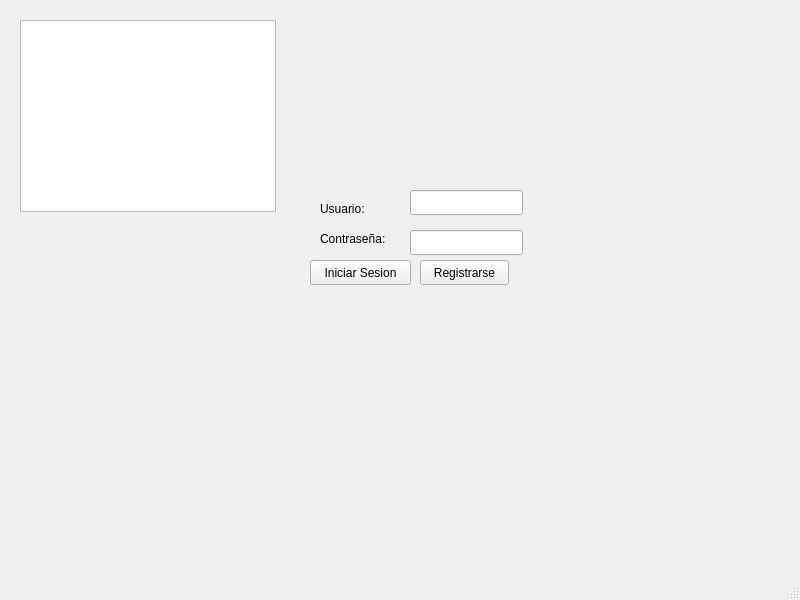
Qt form Codificacion/Game/Chaos_Night/mainwindow.ui (Holman-UdeA/Juego-final) before a commit.
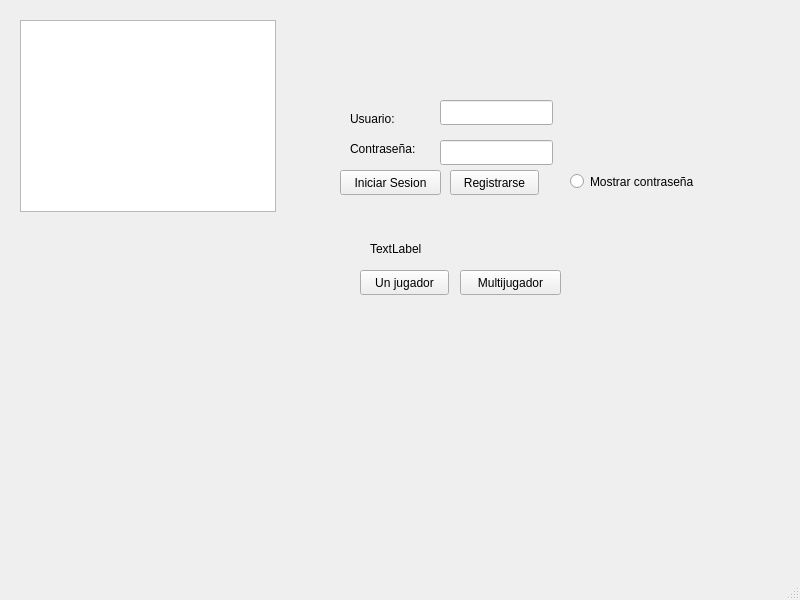
The same form after that commit.

The edit to the form file:
```diff
--- a/Codificacion/Game/Chaos_Night/mainwindow.ui
+++ b/Codificacion/Game/Chaos_Night/mainwindow.ui
@@ -27,8 +27,8 @@
    <widget class="QLabel" name="LabelUser">
     <property name="geometry">
      <rect>
-      <x>320</x>
-      <y>200</y>
+      <x>350</x>
+      <y>110</y>
       <width>67</width>
       <height>17</height>
      </rect>
@@ -40,8 +40,8 @@
    <widget class="QLabel" name="Label_Password">
     <property name="geometry">
      <rect>
-      <x>320</x>
-      <y>230</y>
+      <x>350</x>
+      <y>140</y>
       <width>81</width>
       <height>17</height>
      </rect>
@@ -53,8 +53,8 @@
    <widget class="QLineEdit" name="LEdit_User">
     <property name="geometry">
      <rect>
-      <x>410</x>
-      <y>190</y>
+      <x>440</x>
+      <y>100</y>
       <width>113</width>
       <height>25</height>
      </rect>
@@ -63,8 +63,8 @@
    <widget class="QLineEdit" name="LEdit_Password">
     <property name="geometry">
      <rect>
-      <x>410</x>
-      <y>230</y>
+      <x>440</x>
+      <y>140</y>
       <width>113</width>
       <height>25</height>
      </rect>
@@ -73,8 +73,8 @@
    <widget class="QPushButton" name="PButton_Ingresar">
     <property name="geometry">
      <rect>
-      <x>310</x>
-      <y>260</y>
+      <x>340</x>
+      <y>170</y>
       <width>101</width>
       <height>25</height>
      </rect>
@@ -86,8 +86,8 @@
    <widget class="QPushButton" name="PButton_Registrar">
     <property name="geometry">
      <rect>
-      <x>420</x>
-      <y>260</y>
+      <x>450</x>
+      <y>170</y>
       <width>89</width>
       <height>25</height>
      </rect>
@@ -96,6 +96,58 @@
      <string>Registrarse</string>
     </property>
    </widget>
+   <widget class="QPushButton" name="PButton_SingleMode">
+    <property name="geometry">
+     <rect>
+      <x>360</x>
+      <y>270</y>
+      <width>89</width>
+      <height>25</height>
+     </rect>
+    </property>
+    <property name="text">
+     <string>Un jugador</string>
+    </property>
+   </widget>
+   <widget class="QPushButton" name="PButton_Multiplayer">
+    <property name="geometry">
+     <rect>
+      <x>460</x>
+      <y>270</y>
+      <width>101</width>
+      <height>25</height>
+     </rect>
+    </property>
+    <property name="text">
+     <string>Multijugador</string>
+    </property>
+   </widget>
+   <widget class="QLabel" name="Label_GameMode">
+    <property name="geometry">
+     <rect>
+      <x>370</x>
+      <y>240</y>
+      <width>67</width>
+      <height>17</height>
+     </rect>
+    </property>
+    <property name="text">
+     <string>TextLabel</string>
+    </property>
+   </widget>
+   <widget class="QRadioButton" name="RButton_ShowPassword">
+    <property name="geometry">
+     <rect>
+      <x>570</x>
+      <y>170</y>
+      <width>161</width>
+      <height>23</height>
+     </rect>
+    </property>
+    <property name="text">
+     <string>Mostrar contraseña</string>
+    </property>
+   </widget>
   </widget>
   <widget class="QMenuBar" name="menubar">
    <property name="geometry">
```
